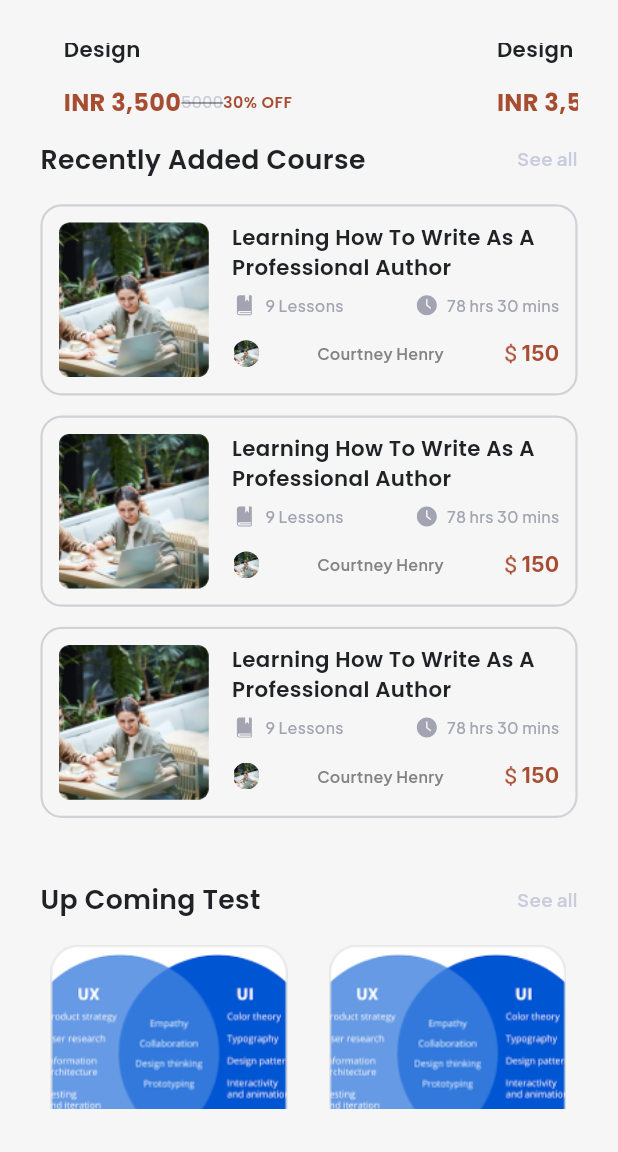
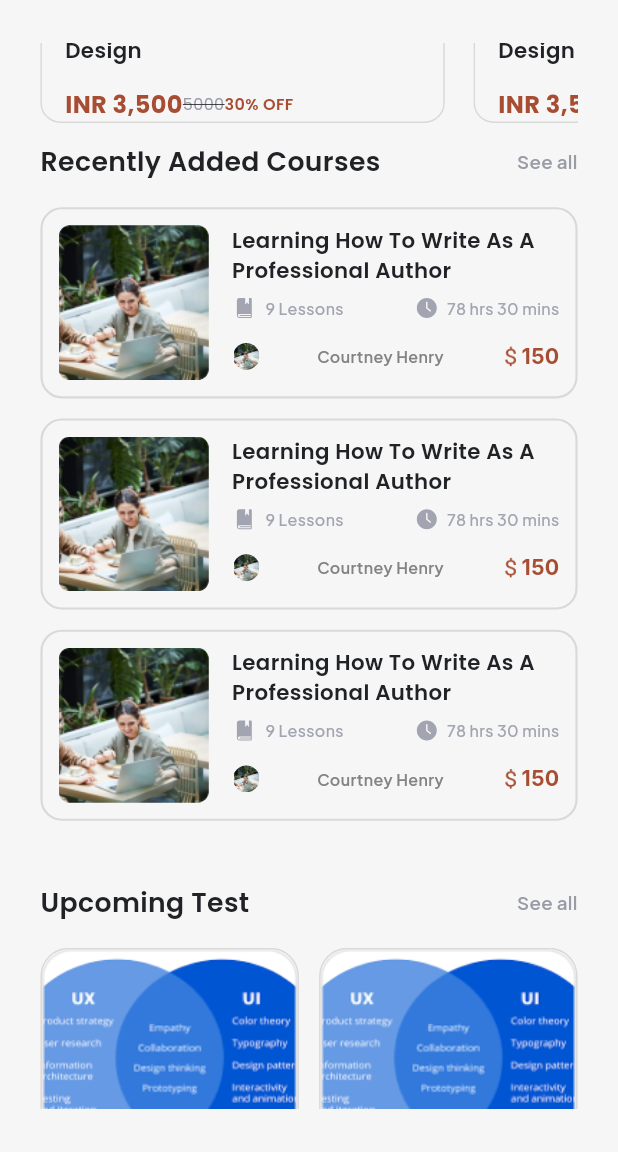
Before and after one commit to akash2058/lmsapp, a Flutter app: the HomeScreen screen opened directly, scrolled down 576 dp, on a phone screen of 412 x 824 dp, the part 84-1236 px from its top. Run offline on Flutter 3.47's test engine with Material 3 defaults, Android fonts, the phone set to English and light mode, and no system bars; our stand-ins replace dotted_border, flutter_screenutil, flutter_svg, google_fonts, readmore.

Commit message:
removed and added new file

```diff
--- a/lib/customwidgets/customcard.dart
+++ b/lib/customwidgets/customcard.dart
@@ -33,7 +33,10 @@ class CoursesCard extends StatelessWidget {
       onTap: onTap,
       child: Container(
         width: 280.w,
-        decoration: BoxDecoration(borderRadius: BorderRadius.circular(15.r)),
+        decoration: BoxDecoration(
+            border:
+                Border.all(width: 1.w, color: AppColors.primarylowlightdark),
+            borderRadius: BorderRadius.circular(15.r)),
         child: Column(
           children: [
             Container(
--- a/lib/customwidgets/customtile.dart
+++ b/lib/customwidgets/customtile.dart
@@ -6,7 +6,7 @@ class CustomTile extends StatelessWidget {
   Widget? leading;
   Widget? trailing;
   String title;
-  String subtitle;
+  String? subtitle;
   Color? bordorcolor;
   VoidCallback? onTap;
 
@@ -14,7 +14,7 @@ class CustomTile extends StatelessWidget {
     Key? key,
     this.onTap,
     required this.title,
-    required this.subtitle,
+    this.subtitle,
     this.leading,
     this.bordorcolor,
     this.trailing,
@@ -33,7 +33,7 @@ class CustomTile extends StatelessWidget {
         style: reviewtitlestyle,
       ),
       subtitle: Text(
-        subtitle,
+        subtitle ?? '',
         style: lessonfontt,
       ),
       trailing: trailing,
--- a/lib/utilities/appcolors.dart
+++ b/lib/utilities/appcolors.dart
@@ -13,7 +13,7 @@ class AppColors {
   static const primarylowlightdark = Color(0xffD9D9D9);
   static const hintextcolor = Color(0xffA2A5B1);
   static const secondarylight = Color(0xffF6F8FA);
-  static const secondarygrey = Color(0xffC9CCDB);
+  static const secondarygrey = Color.fromARGB(255, 153, 155, 165);
   static const bordercolor = Color(0xffD1D1D6);
   static const primaryellow = Color(0xffF2C71C);
   static const lightwhite = Color(0xffF6F6F6);
--- a/lib/utilities/appimages.dart
+++ b/lib/utilities/appimages.dart
@@ -1,7 +1,7 @@
 class AppImages {
   static const applogo = 'assets/lmslogo.png';
   static const googlelogo = 'assets/google.png';
-  static const cardback = 'assets/card.png';
+  static const cardback = 'assets/card.jpeg';
   static const dollarsign = 'assets/dollar.png';
   static const imgone = 'assets/imgone.png';
   static const uiuximg = 'assets/uiuximg.png';
--- a/lib/views/menu_screens/home/components/addcoursecard.dart
+++ b/lib/views/menu_screens/home/components/addcoursecard.dart
@@ -29,7 +29,8 @@ class CourseCard extends StatelessWidget {
     return Container(
       decoration: BoxDecoration(
           borderRadius: BorderRadius.circular(16.r),
-          border: Border.all(width: 1.5.w, color: AppColors.bordercolor)),
+          border:
+              Border.all(width: 1.5.w, color: AppColors.primarylowlightdark)),
       width: MediaQuery.of(context).size.width,
       child: Padding(
         padding: EdgeInsets.all(12.sp),
--- a/lib/views/menu_screens/home/components/addedcoursetitle.dart
+++ /dev/null
@@ -1,25 +0,0 @@
-import 'package:flutter/material.dart';
-import 'package:lmsapp/utilities/textstyle.dart';
-
-class AddedCoursesTitle extends StatelessWidget {
-  const AddedCoursesTitle({
-    super.key,
-  });
-
-  @override
-  Widget build(BuildContext context) {
-    return Row(
-      mainAxisAlignment: MainAxisAlignment.spaceBetween,
-      children: [
-        Text(
-          'Recently Added Course',
-          style: titleStyle,
-        ),
-        Text(
-          'See all',
-          style: jakratafont,
-        )
-      ],
-    );
-  }
-}
--- a/lib/views/menu_screens/home/components/coursetitle.dart
+++ b/lib/views/menu_screens/home/components/coursetitle.dart
@@ -1,9 +1,12 @@
 import 'package:flutter/cupertino.dart';
+import 'package:flutter/widgets.dart';
 import 'package:lmsapp/utilities/textstyle.dart';
 
-class PopularCourseTitle extends StatelessWidget {
-  const PopularCourseTitle({
+class CourseTitle extends StatelessWidget {
+  String title;
+   CourseTitle({
     super.key,
+    required this.title
   });
 
   @override
@@ -12,12 +15,15 @@ class PopularCourseTitle extends StatelessWidget {
       mainAxisAlignment: MainAxisAlignment.spaceBetween,
       children: [
         Text(
-          'Popular Courses',
+          title,
           style: titleStyle,
         ),
-        Text(
-          'See all',
-          style: jakratafont,
+        GestureDetector(
+          onTap: () {},
+          child: Text(
+            'See all',
+            style: jakratafont,
+          ),
         )
       ],
     );
--- a/lib/views/menu_screens/home/components/customupcommingtestcard.dart
+++ b/lib/views/menu_screens/home/components/customupcommingtestcard.dart
@@ -2,6 +2,7 @@
 
 import 'package:flutter/material.dart';
 import 'package:flutter_screenutil/flutter_screenutil.dart';
+import 'package:lmsapp/utilities/appcolors.dart';
 import 'package:lmsapp/utilities/textstyle.dart';
 
 class UpcomingTestCard extends StatelessWidget {
@@ -25,7 +26,11 @@ class UpcomingTestCard extends StatelessWidget {
   Widget build(BuildContext context) {
     return GestureDetector(
       onTap: onTap,
-      child: SizedBox(
+      child: Container(
+        decoration: BoxDecoration(
+          borderRadius: BorderRadius.circular(21.16.r),
+          border: Border.all(width: 1, color: AppColors.primarylowlightdark),
+        ),
         width: 179.w,
         child: Column(
           crossAxisAlignment: CrossAxisAlignment.start,
@@ -34,14 +39,18 @@ class UpcomingTestCard extends StatelessWidget {
               height: 163.h,
               width: 178.w,
               decoration: BoxDecoration(
-                image: DecorationImage(
-                    fit: BoxFit.fitHeight, image: AssetImage(img)),
-                borderRadius: BorderRadius.circular(21.16.r),
+                image:
+                    DecorationImage(fit: BoxFit.fill, image: AssetImage(img)),
               ),
             ),
             SizedBox(
               height: 8.w,
             ),
+            Padding(
+              padding: const EdgeInsets.all(8.0),
+              child: Column(
+                crossAxisAlignment: CrossAxisAlignment.start,
+                children: [
                   Text(
                     title,
                     style: titlestyle,
@@ -55,6 +64,9 @@ class UpcomingTestCard extends StatelessWidget {
                   )
                 ],
               ),
+            )
+          ],
+        ),
       ),
     );
   }
--- a/lib/views/menu_screens/home/components/upcomingtestitle.dart
+++ /dev/null
@@ -1,25 +0,0 @@
-import 'package:flutter/material.dart';
-import 'package:lmsapp/utilities/textstyle.dart';
-
-class UpComingTestTitle extends StatelessWidget {
-  const UpComingTestTitle({
-    super.key,
-  });
-
-  @override
-  Widget build(BuildContext context) {
-    return Row(
-      mainAxisAlignment: MainAxisAlignment.spaceBetween,
-      children: [
-        Text(
-          'Up Coming Test',
-          style: titleStyle,
-        ),
-        Text(
-          'See all',
-          style: jakratafont,
-        )
-      ],
-    );
-  }
-}
--- a/lib/views/menu_screens/home/homescreen.dart
+++ b/lib/views/menu_screens/home/homescreen.dart
@@ -14,16 +14,16 @@ import 'package:lmsapp/views/bottomsheet/lmsbottomsheet.dart';
 import 'package:lmsapp/views/drawer/lmsdrawer.dart';
 
 import 'package:lmsapp/views/menu_screens/home/components/addedcourselist.dart';
-import 'package:lmsapp/views/menu_screens/home/components/addedcoursetitle.dart';
+
 import 'package:lmsapp/views/menu_screens/home/components/courselist.dart';
 import 'package:lmsapp/views/menu_screens/home/components/coursetitle.dart';
 
 import 'package:lmsapp/views/menu_screens/home/components/lmslider.dart';
 
 import 'package:lmsapp/views/menu_screens/home/components/reviewlist.dart';
-import 'package:lmsapp/views/menu_screens/home/components/reviewtitle.dart';
+
 import 'package:lmsapp/views/menu_screens/home/components/sliderindicator.dart';
-import 'package:lmsapp/views/menu_screens/home/components/upcomingtestitle.dart';
+
 import 'package:lmsapp/views/menu_screens/home/components/upcomingtestlist.dart';
 import 'package:lmsapp/views/menu_screens/home/searchscreen.dart';
 import 'package:lmsapp/views/menucard/main_menu_providers.dart';
@@ -145,7 +145,9 @@ class HomeScreen extends StatelessWidget {
                   SizedBox(
                     height: 20.h,
                   ),
-                  const PopularCourseTitle(),
+                  CourseTitle(
+                    title: 'Popular Courses',
+                  ),
                   SizedBox(
                     height: 20.h,
                   ),
@@ -215,7 +217,9 @@ class HomeScreen extends StatelessWidget {
                   SizedBox(
                     height: 15.h,
                   ),
-                  const AddedCoursesTitle(),
+                  CourseTitle(
+                    title: 'Recently Added Courses',
+                  ),
                   SizedBox(
                     height: 20.h,
                   ),
@@ -223,7 +227,9 @@ class HomeScreen extends StatelessWidget {
                   SizedBox(
                     height: 32.h,
                   ),
-                  const UpComingTestTitle(),
+                  CourseTitle(
+                    title: 'Upcoming Test',
+                  ),
                   SizedBox(
                     height: 20.h,
                   ),
@@ -231,7 +237,22 @@ class HomeScreen extends StatelessWidget {
                   SizedBox(
                     height: 32.h,
                   ),
-                  const StudentReviewsTitle(),
+                  SizedBox(
+                    height: 32.h,
+                  ),
+                  CourseTitle(
+                    title: 'Featured Courses',
+                  ),
+                  SizedBox(
+                    height: 20.h,
+                  ),
+                  const UpComingTestList(),
+                  SizedBox(
+                    height: 32.h,
+                  ),
+                  CourseTitle(
+                    title: 'Our Student Reviews',
+                  ),
                   SizedBox(
                     height: 20.h,
                   ),
```
Also changed, not shown: lib/views/authentication_pages/login_page/login_page.dart (+0 -21 lines), lib/views/drawer/drawerscreen/components/guidlinestitlecard.dart (+6 -4 lines), lib/views/drawer/lmsdrawer.dart (+10 -9 lines), lib/views/menu_screens/home/components/reviewtitle.dart (deleted, +0 -25 lines), assets/card.jpeg (added). Lines whose indentation alone changed are shown as unchanged.
